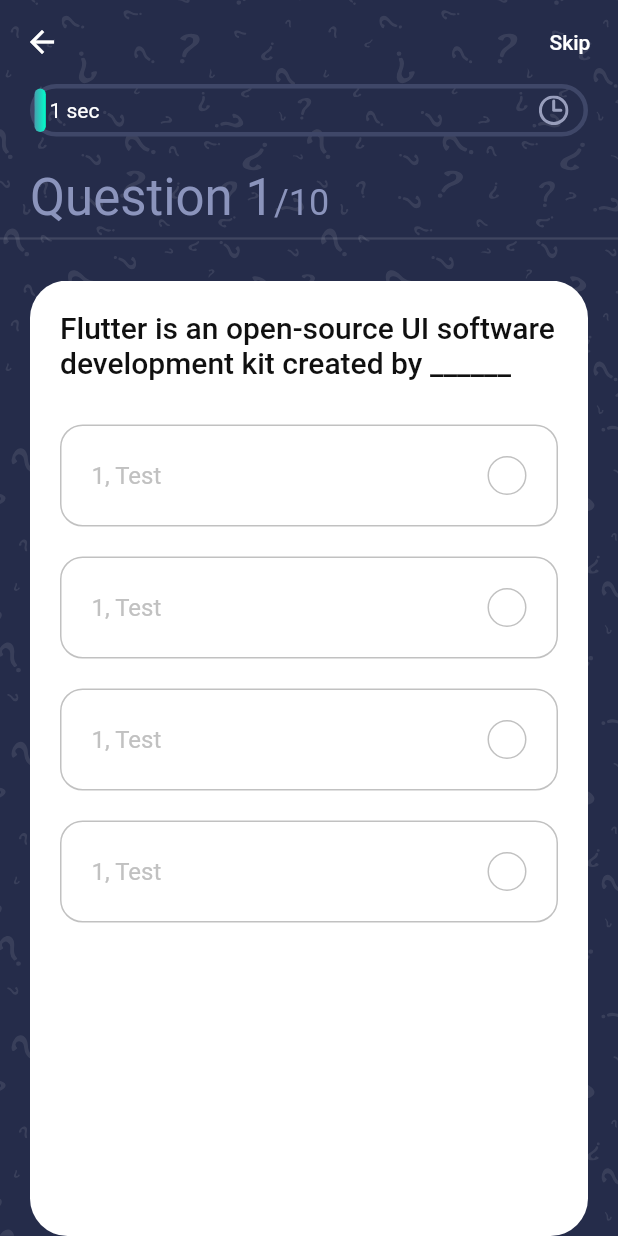
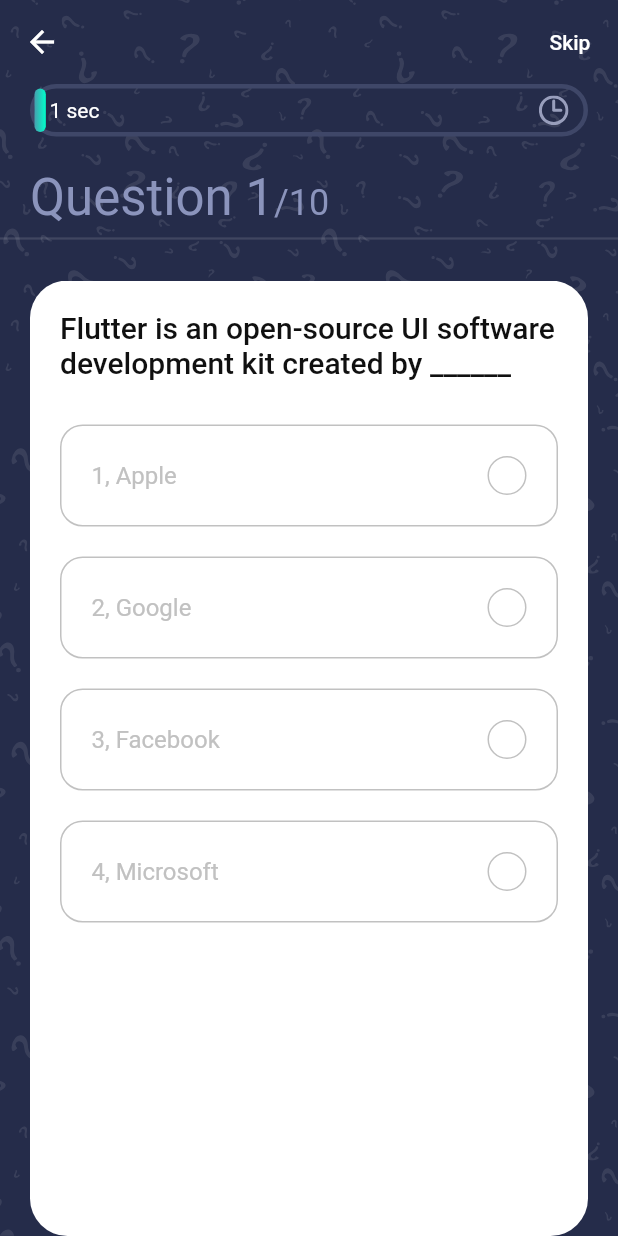
Before and after one commit to takasshii/flutter_test_quiz_app, a Flutter app: the screen it shows after launch, after a tap on "Let's Start Quiz", on a phone screen of 412 x 824 dp. Run offline on Flutter 3.47's test engine with Material 2 defaults, Android fonts, the phone set to English and light mode, and no system bars; our stand-ins replace websafe_svg.

Commit message:
問題を取得した

```diff
--- a/lib/controllers/progressbar_controller.dart
+++ b/lib/controllers/progressbar_controller.dart
@@ -15,7 +15,6 @@ class ProgressControllerState extends State<ProgressController>
   late AnimationController _animationController;
   late Animation _animation;
 
-  @override
   void initState() {
     super.initState();
     _animationController =
@@ -72,4 +71,8 @@ class ProgressControllerState extends State<ProgressController>
       ..reset()
       ..forward();
   }
+
+  void stop() {
+    _animationController.stop();
+  }
 }
--- /dev/null
+++ b/lib/controllers/quesiton_controller.dart
@@ -0,0 +1,36 @@
+import 'package:flutter/material.dart';
+import 'package:flutter_test_takashii/controllers/progressbar_controller.dart';
+import 'package:flutter_test_takashii/models/Questions.dart';
+
+class QuestionController extends ChangeNotifier {
+  List<Question>? questions;
+
+  void fetchQuestionList() async {
+    List<Question> _questions = sample_data
+        .map(
+          (question) => Question(
+            id: question['id'],
+            question: question['question'],
+            answer: question['answer_index'],
+            options: question['options'],
+          ),
+        )
+        .toList();
+    this.questions = _questions;
+    notifyListeners();
+  }
+
+  bool isAnswered = false;
+  int numberCorrectAns = 0;
+
+  void checkAns(Question question, int selectedIndex,
+      ProgressControllerState _animationController) {
+    isAnswered = true;
+    _animationController.stop();
+    if (selectedIndex == question.answer) numberCorrectAns++;
+  }
+
+  void nextQuestion() {
+    isAnswered = false;
+  }
+}
--- a/lib/quiz/components/option.dart
+++ b/lib/quiz/components/option.dart
@@ -3,7 +3,11 @@ import 'package:flutter/material.dart';
 import '../../constants.dart';
 
 class Option extends StatelessWidget {
-  const Option({Key? key}) : super(key: key);
+  const Option({Key? key, required this.option, required this.number})
+      : super(key: key);
+
+  final String option;
+  final int number;
 
   @override
   Widget build(BuildContext context) {
@@ -18,7 +22,7 @@ class Option extends StatelessWidget {
         mainAxisAlignment: MainAxisAlignment.spaceBetween,
         children: [
           Text(
-            "1, Test",
+            "$number, $option",
             style: TextStyle(color: kGrayColor, fontSize: 16),
           ),
           Container(
--- a/lib/quiz/components/question_card.dart
+++ b/lib/quiz/components/question_card.dart
@@ -5,7 +5,9 @@ import 'package:flutter_test_takashii/quiz/components/option.dart';
 import '../../constants.dart';
 
 class QuestionCard extends StatelessWidget {
-  const QuestionCard(BuildContext context, {Key? key}) : super(key: key);
+  const QuestionCard({Key? key, required this.question}) : super(key: key);
+
+  final Question question;
 
   @override
   Widget build(BuildContext context) {
@@ -19,17 +21,17 @@ class QuestionCard extends StatelessWidget {
       child: Column(
         children: [
           Text(
-            sample_data[0]['question'],
+            question.question,
             style: Theme.of(context)
                 .textTheme
                 .headline6
                 ?.copyWith(color: kBlackColor),
           ),
           SizedBox(height: kDefaultPadding / 2),
-          Option(),
-          Option(),
-          Option(),
-          Option(),
+          Option(number: 1, option: question.options[0]),
+          Option(number: 2, option: question.options[1]),
+          Option(number: 3, option: question.options[2]),
+          Option(number: 4, option: question.options[3]),
         ],
       ),
     );
--- a/lib/quiz/quiz_screen.dart
+++ b/lib/quiz/quiz_screen.dart
@@ -1,5 +1,8 @@
 import 'package:flutter/material.dart';
 import 'package:flutter_test_takashii/constants.dart';
+import 'package:flutter_test_takashii/controllers/quesiton_controller.dart';
+import 'package:flutter_test_takashii/models/Questions.dart';
+import 'package:provider/provider.dart';
 import 'package:websafe_svg/websafe_svg.dart';
 
 import 'components/progress_bar.dart';
@@ -11,7 +14,9 @@ class QuizScreen extends StatelessWidget {
   @override
   Widget build(BuildContext context) {
     Size size = MediaQuery.of(context).size;
-    return Scaffold(
+    return ChangeNotifierProvider<QuestionController>(
+      create: (_) => QuestionController()..fetchQuestionList(),
+      child: Scaffold(
         extendBodyBehindAppBar: true,
         appBar: AppBar(
           backgroundColor: Colors.transparent,
@@ -66,14 +71,22 @@ class QuizScreen extends StatelessWidget {
                   ),
                   Divider(thickness: 1.5),
                   SizedBox(height: kDefaultPadding),
-                Expanded(
-                    child: PageView.builder(
-                        itemBuilder: (context, index) => QuestionCard(context)))
+                  Expanded(child: Consumer<QuestionController>(
+                      builder: (context, model, child) {
+                    final List<Question>? questions = model.questions;
+                    if (questions == null) {
+                      return Center(child: CircularProgressIndicator());
+                    }
+                    return PageView.builder(
+                        itemBuilder: (context, index) =>
+                            QuestionCard(question: questions[index]));
+                  })),
                 ],
               ),
             ),
           ],
         ),
+      ),
     );
   }
 }
```
Lines whose indentation alone changed are shown as unchanged.
